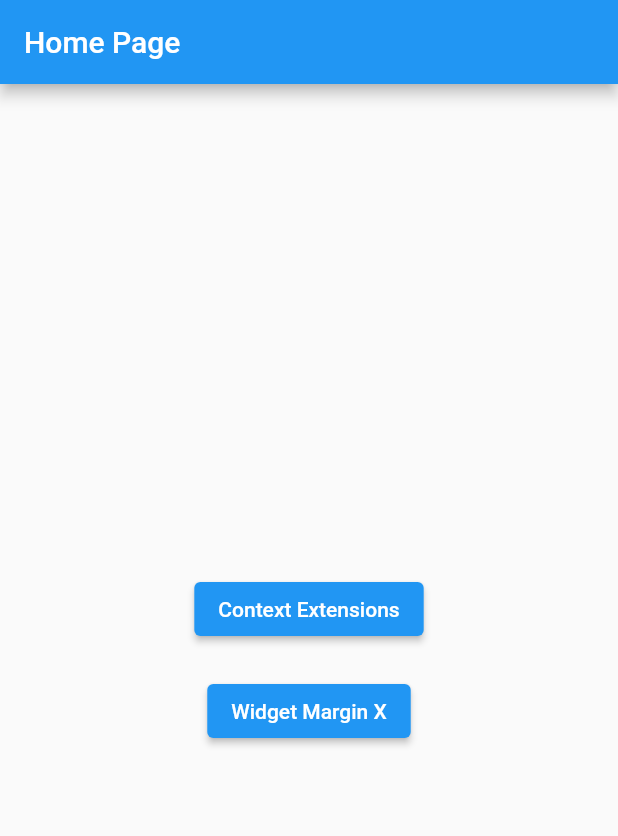
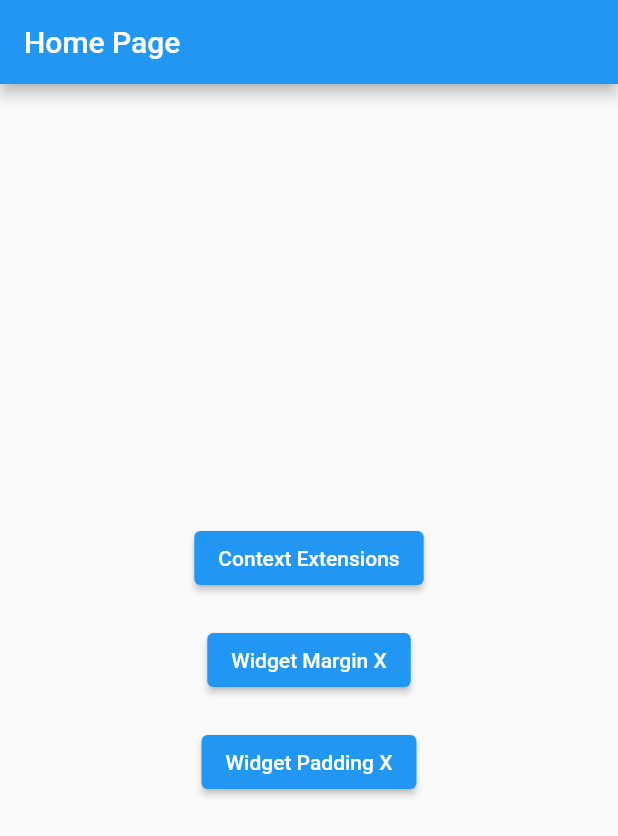
Before and after one commit to ElcioLS/adf_get_ui_utils, a Flutter app: the screen it shows after launch, on a phone screen of 412 x 824 dp. Shown: the top 836 px of the screen. Run offline on Flutter 3.47's test engine with Material 2 defaults, Android fonts, the light colour scheme and no system bars; our stand-ins replace get.

Commit message:
WidgetPaddingX

```diff
--- a/lib/main.dart
+++ b/lib/main.dart
@@ -1,6 +1,7 @@
 import 'package:adf_get_ui_utils/pages/context_ext/context_ext_page.dart';
 import 'package:adf_get_ui_utils/pages/home_page.dart';
 import 'package:adf_get_ui_utils/pages/widget_margin_x/widget_margin_x_page.dart';
+import 'package:adf_get_ui_utils/pages/widget_padding_x/widget_padding_x_page.dart';
 import 'package:flutter/material.dart';
 import 'package:get/get.dart';
 
@@ -22,6 +23,8 @@ class MyApp extends StatelessWidget {
         GetPage(name: '/context_ext', page: () => const ContextExtPage()),
         GetPage(
             name: '/widget_margin_x', page: () => const WidgetMarginXPage()),
+        GetPage(
+            name: '/widget_padding_x', page: () => const WidgetPaddingXPage()),
       ],
     );
   }
--- a/lib/pages/home_page.dart
+++ b/lib/pages/home_page.dart
@@ -27,6 +27,13 @@ class HomePage extends StatelessWidget {
               },
               child: const Text('Widget Margin X'),
             ),
+            const SizedBox(height: 20),
+            ElevatedButton(
+              onPressed: () {
+                Get.toNamed('/widget_padding_x');
+              },
+              child: const Text('Widget Padding X'),
+            ),
           ],
         ),
       ),
--- /dev/null
+++ b/lib/pages/widget_padding_x/widget_padding_x_page.dart
@@ -0,0 +1,27 @@
+import 'package:flutter/material.dart';
+import 'package:get/get.dart';
+
+class WidgetPaddingXPage extends StatelessWidget {
+  const WidgetPaddingXPage({Key? key}) : super(key: key);
+
+  @override
+  Widget build(BuildContext context) {
+    return Scaffold(
+      appBar: AppBar(
+        title: const Text('Widget Padding X'),
+      ),
+      body: Center(
+        child: Column(
+          mainAxisAlignment: MainAxisAlignment.center,
+          children: [
+            const Text('Texto 1').paddingAll(40),
+            const Padding(
+              padding: EdgeInsets.all(10),
+              child: Text('Texto2'),
+            )
+          ],
+        ),
+      ),
+    );
+  }
+}
```
